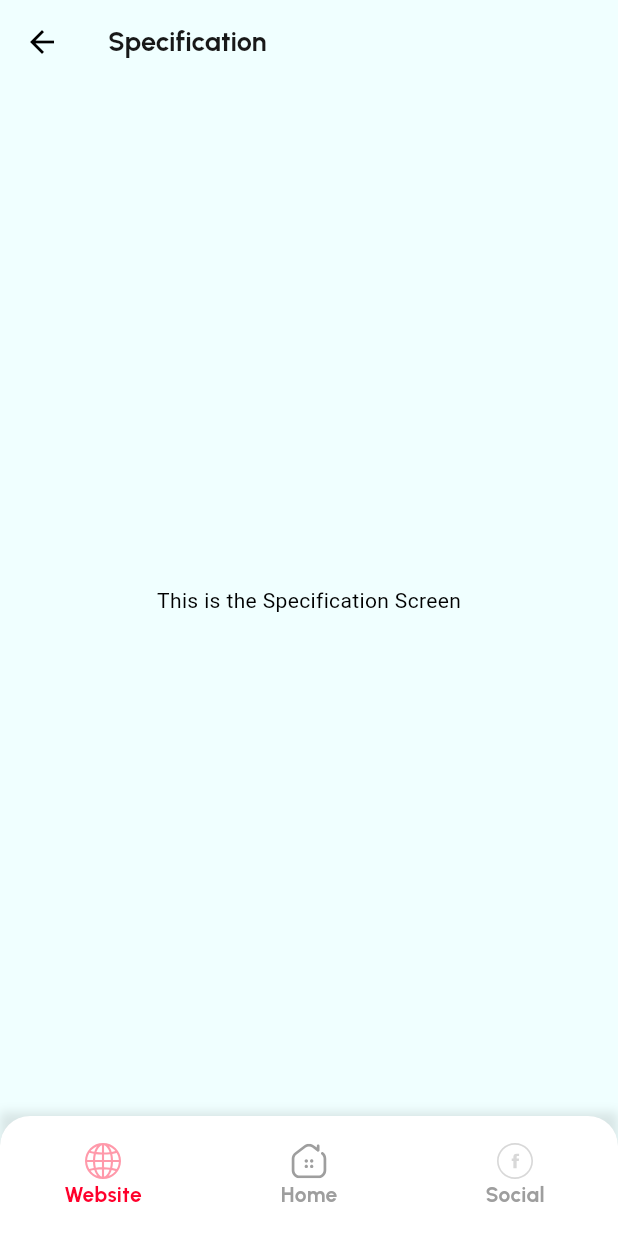
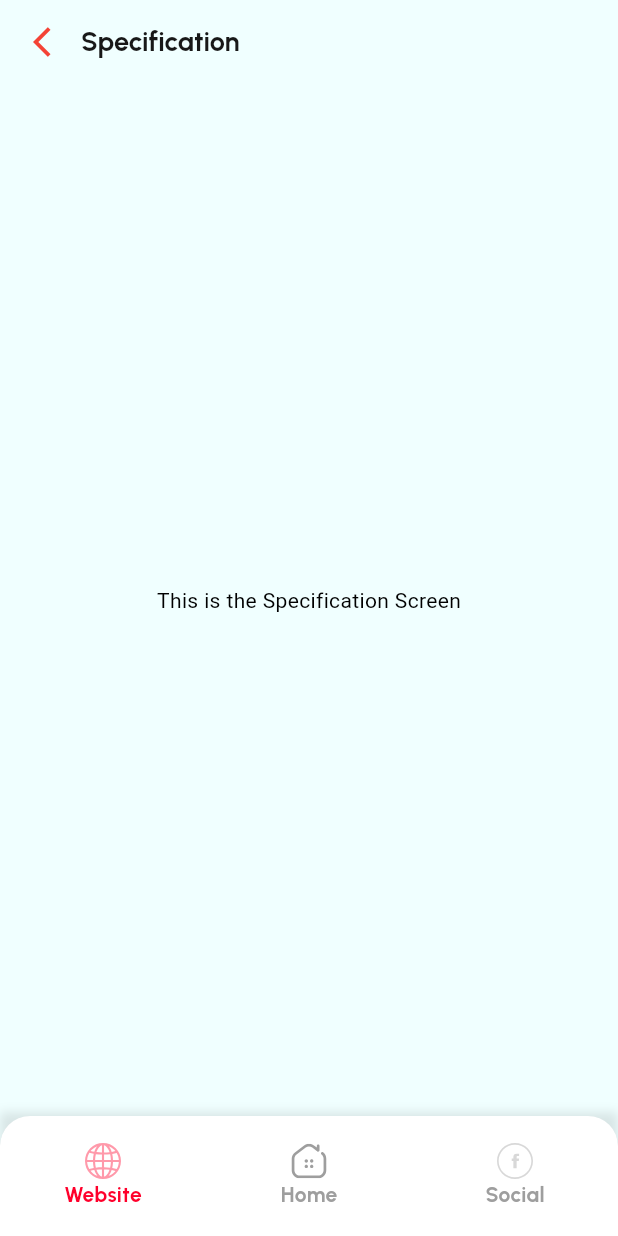
Before and after one commit to cooltoukir/symphony_app, a Flutter app: the SpecificationScreen screen opened by its route, on a phone screen of 412 x 824 dp. Run offline on Flutter 3.47's test engine with Material 3 defaults, Android fonts, the phone set to English and light mode, and no system bars; our stand-ins replace bloc, flutter_bloc, flutter_svg, get_it, hexcolor.

Commit message:
Check Support page design done

```diff
--- a/lib/core/constants/app_constants.dart
+++ b/lib/core/constants/app_constants.dart
@@ -2,6 +2,9 @@ import 'package:flutter/cupertino.dart';
 import 'package:symphony_app/features/home/presentation/pages/home_screen.dart';
 import 'package:symphony_app/features/social/presentation/pages/social_screen.dart';
 import 'package:symphony_app/features/website/presentation/pages/website_screen.dart';
+
+import '../../features/check_support/data/check_support_item_data.dart';
+import '../routes/routes_name.dart';
 
 class AppConstants {
   // Screen Titles
@@ -9,6 +12,10 @@ class AppConstants {
   static const String websiteScreenTitle = 'Website Screen';
   static const String socialScreenTitle = 'Social Screen';
   static const String routeErrorTitle = 'Route Error';
+  static const String checkSupportScreenTitle = 'Check Support';
+  static const String lSOQueryScreenTitle = 'LSO Query';
+  static const String serviceCenterScreenTitle = 'Service Center';
+  static const String specificationScreenTitle = 'Specification';
 
   // Button Labels
   static const String supportButtonLabel = 'Check Support';
@@ -33,4 +40,37 @@ class AppConstants {
     HomeScreen(),
     SocialScreen(),
   ];
+
+  static List<CheckSupportItemData> supportItems = [
+    CheckSupportItemData(
+      label: 'Hotline',
+      imageAsset: 'assets/icons/check_support_icon_1.png',
+      routeName: '',
+    ),
+    CheckSupportItemData(
+      label: 'Service Center',
+      imageAsset: 'assets/icons/check_support_icon_2.png',
+      routeName: RoutesName.serviceCenterScreen,
+    ),
+    CheckSupportItemData(
+      label: 'LSO Query',
+      imageAsset: 'assets/icons/check_support_icon_3.png',
+      routeName: RoutesName.lsoQueryScreen,
+    ),
+    CheckSupportItemData(
+      label: 'Feedback',
+      imageAsset: 'assets/icons/check_support_icon_4.png',
+      routeName: '',
+    ),
+    CheckSupportItemData(
+      label: 'Specification',
+      imageAsset: 'assets/icons/check_support_icon_5.png',
+      routeName: RoutesName.specificationScreen,
+    ),
+    CheckSupportItemData(
+      label: 'Book An Appointment',
+      imageAsset: 'assets/icons/check_support_icon_6.png',
+      routeName: '',
+    ),
+  ];
 }
--- a/lib/core/theme/app_theme.dart
+++ b/lib/core/theme/app_theme.dart
@@ -30,6 +30,9 @@ class AppTheme {
         fontWeight: FontWeight.w700,
         fontSize: 18,
         color: ColorsClass.darkPrimaryColor,
+      ),
+      iconTheme: IconThemeData(
+        color: Colors.red, // Set the back arrow color to red
       ),
     ),
     elevatedButtonTheme: ElevatedButtonThemeData(
@@ -78,6 +81,9 @@ class AppTheme {
         fontSize: 18,
         color: ColorsClass.lightPrimaryColor,
       ),
+      iconTheme: IconThemeData(
+        color: Colors.red, // Set the back arrow color to red
+      ),
     ),
     elevatedButtonTheme: ElevatedButtonThemeData(
       style: ElevatedButton.styleFrom(
--- a/lib/core/utils/colors_class.dart
+++ b/lib/core/utils/colors_class.dart
@@ -9,4 +9,5 @@ class ColorsClass {
   static Color whiteColor = HexColor('#FFFFFF');
   static Color grey600 = HexColor('#757575');
   static Color white40 = HexColor('#66000000');
+  static Color moreBlue = HexColor('#334671FC');
 }
--- /dev/null
+++ b/lib/features/check_support/data/check_support_item_data.dart
@@ -0,0 +1,11 @@
+class CheckSupportItemData {
+  final String label;
+  final String imageAsset;
+  final String routeName;
+
+  CheckSupportItemData({
+    required this.label,
+    required this.imageAsset,
+    required this.routeName,
+  });
+}
--- a/lib/features/specification/presentation/pages/specification_screen.dart
+++ b/lib/features/specification/presentation/pages/specification_screen.dart
@@ -1,5 +1,6 @@
 import 'package:flutter/material.dart';
 
+import '../../../../core/constants/app_constants.dart';
 import '../../../../core/widgets/bottom_navigation/bottom_navigation.dart';
 
 class SpecificationScreen extends StatelessWidget {
@@ -9,13 +10,18 @@ class SpecificationScreen extends StatelessWidget {
   Widget build(BuildContext context) {
     return Scaffold(
       appBar: AppBar(
-        leading: IconButton(
-          icon: const Icon(Icons.arrow_back),
-          onPressed: () {
-            Navigator.pop(context);
-          },
+        leadingWidth: 50,
+        leading: Padding(
+          padding: const EdgeInsets.only(left: 14.0),
+          child: IconButton(
+            icon: const Icon(Icons.arrow_back_ios),
+            onPressed: () {
+              Navigator.pop(context);
+            },
+          ),
         ),
-        title: const Text('Specification'),
+        titleSpacing: 4,
+        title: const Text(AppConstants.specificationScreenTitle),
       ),
       body: const Center(child: Text('This is the Specification Screen')),
       bottomNavigationBar: BottomNavigation(),
```
Also changed, not shown: lib/features/check_support/presentation/pages/check_support_screen.dart (+28 -71 lines), lib/features/check_support/presentation/widgets/support_item_widget.dart (added, +71 -0 lines), lib/features/home/presentation/pages/home_screen.dart (+14 -61 lines), lib/features/home/presentation/widgets/game_item_widget.dart (added, +18 -0 lines), lib/features/home/presentation/widgets/trending_item_widget.dart (added, +51 -0 lines), lib/features/lso_query/presentation/pages/lso_query_screen.dart (+11 -6 lines), lib/features/service_center/presentation/pages/service_center.dart (+11 -6 lines), assets/icons/check_support_icon_1.png (added), assets/icons/check_support_icon_2.png (added), assets/icons/check_support_icon_3.png (added), assets/icons/check_support_icon_4.png (added), assets/icons/check_support_icon_5.png (added), assets/icons/check_support_icon_6.png (added).
